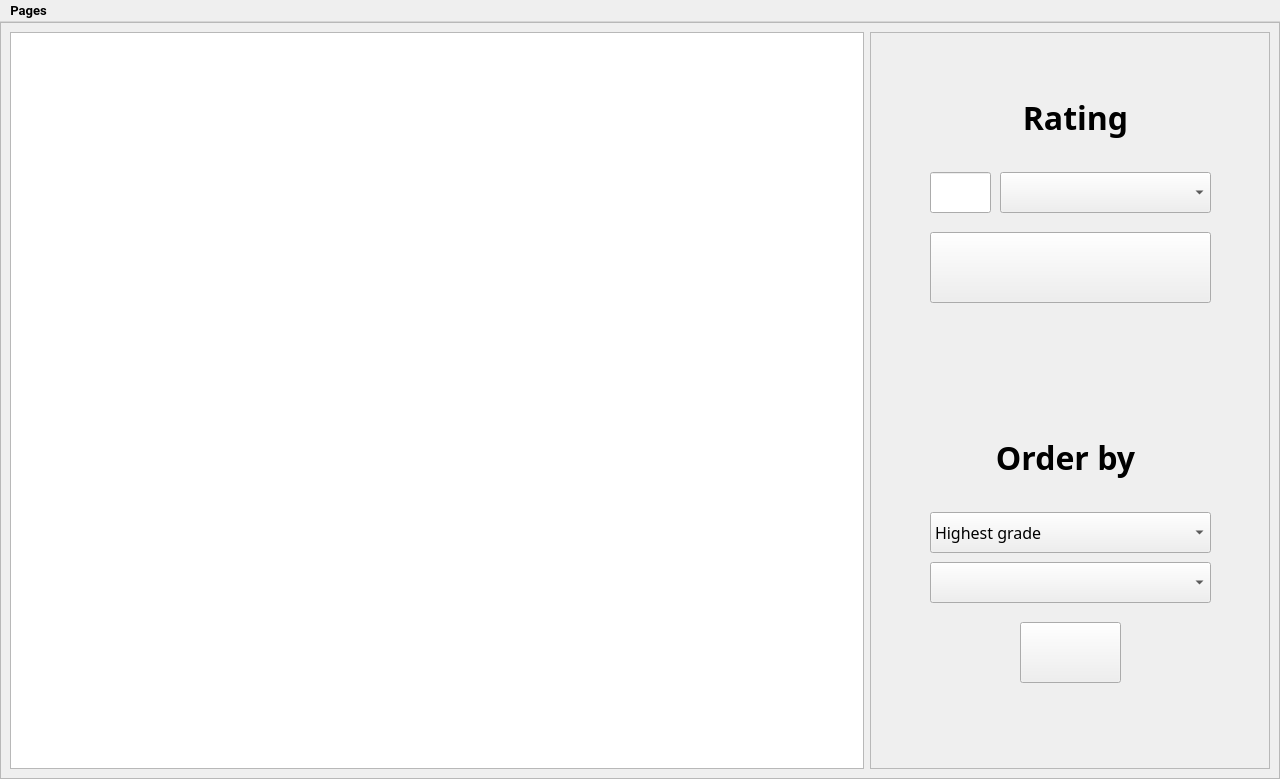
First picture: the form in ui/moviesBala.ui, repository Matheus-Gr/MoviesBala, before the edit.
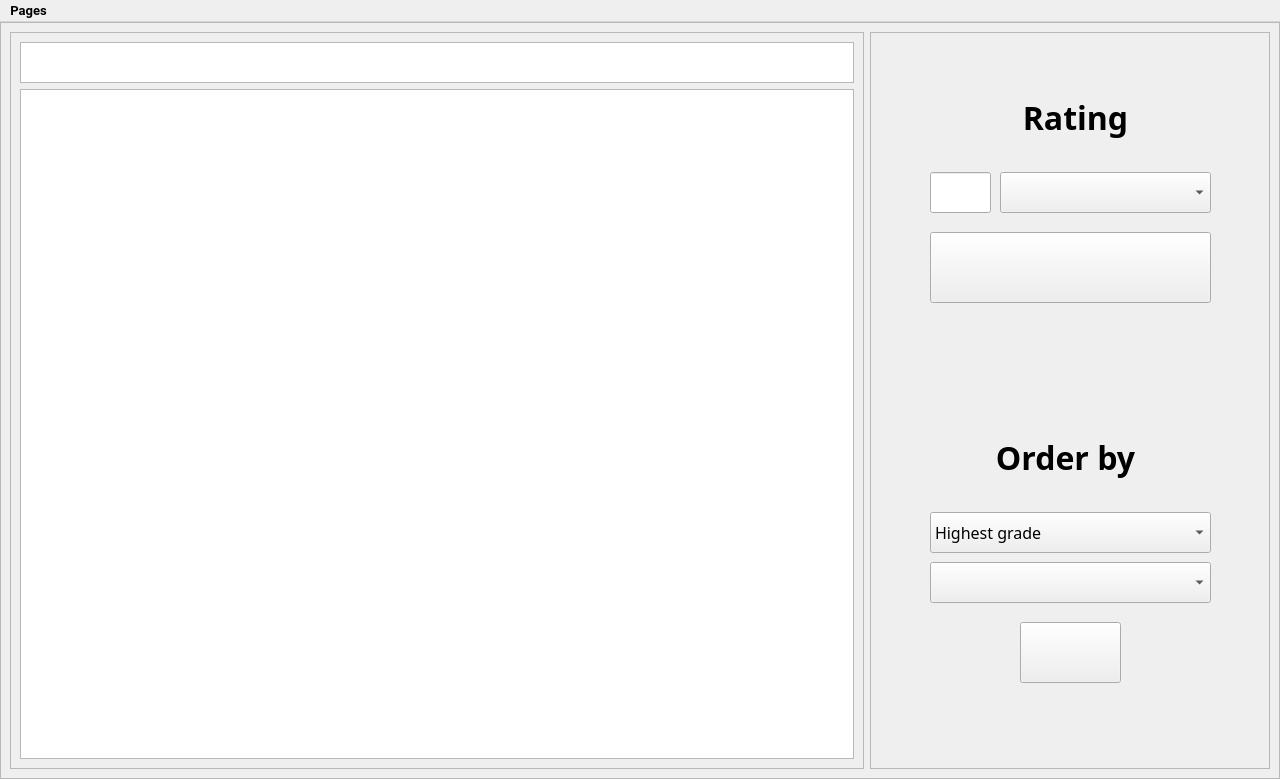
Second picture: the form after the edit. The open tabs and pages were chosen to show the change. Icons and pictures are not drawn.

Commit message: some bugs fixed when image not found added movie watched counter added 'Indicated by' filter

The edit to the form file:
```diff
--- a/ui/moviesBala.ui
+++ b/ui/moviesBala.ui
@@ -1185,44 +1185,6 @@
           </property>
           <layout class="QGridLayout" name="gridLayout_3">
            <item row="0" column="1">
-            <widget class="QTreeWidget" name="watchedTree">
-             <property name="font">
-              <font>
-               <family>Poppins</family>
-               <pointsize>20</pointsize>
-               <weight>75</weight>
-               <bold>true</bold>
-              </font>
-             </property>
-             <property name="cursor" stdset="0">
-              <cursorShape>PointingHandCursor</cursorShape>
-             </property>
-             <property name="verticalScrollBarPolicy">
-              <enum>Qt::ScrollBarAlwaysOff</enum>
-             </property>
-             <property name="horizontalScrollBarPolicy">
-              <enum>Qt::ScrollBarAlwaysOff</enum>
-             </property>
-             <property name="iconSize">
-              <size>
-               <width>81</width>
-               <height>134</height>
-              </size>
-             </property>
-             <property name="animated">
-              <bool>true</bool>
-             </property>
-             <attribute name="headerVisible">
-              <bool>false</bool>
-             </attribute>
-             <column>
-              <property name="text">
-               <string>Watched</string>
-              </property>
-             </column>
-            </widget>
-           </item>
-           <item row="0" column="2">
             <widget class="QFrame" name="frame_17">
              <property name="minimumSize">
               <size>
@@ -1435,6 +1397,96 @@
                <set>Qt::AlignCenter</set>
               </property>
              </widget>
+             <widget class="QLabel" name="movieCounterLabel">
+              <property name="geometry">
+               <rect>
+                <x>150</x>
+                <y>670</y>
+                <width>101</width>
+                <height>51</height>
+               </rect>
+              </property>
+              <property name="font">
+               <font>
+                <family>Poppins ExtraBold</family>
+                <pointsize>22</pointsize>
+                <weight>50</weight>
+                <bold>false</bold>
+               </font>
+              </property>
+              <property name="text">
+               <string/>
+              </property>
+              <property name="alignment">
+               <set>Qt::AlignCenter</set>
+              </property>
+             </widget>
+            </widget>
+           </item>
+           <item row="0" column="0">
+            <widget class="QFrame" name="frame_19">
+             <property name="frameShape">
+              <enum>QFrame::StyledPanel</enum>
+             </property>
+             <property name="frameShadow">
+              <enum>QFrame::Raised</enum>
+             </property>
+             <layout class="QVBoxLayout" name="verticalLayout_4">
+              <item>
+               <widget class="QTextEdit" name="textEdit">
+                <property name="maximumSize">
+                 <size>
+                  <width>16777215</width>
+                  <height>41</height>
+                 </size>
+                </property>
+               </widget>
+              </item>
+              <item>
+               <widget class="QTreeWidget" name="watchedTree">
+                <property name="minimumSize">
+                 <size>
+                  <width>0</width>
+                  <height>0</height>
+                 </size>
+                </property>
+                <property name="font">
+                 <font>
+                  <family>Poppins</family>
+                  <pointsize>20</pointsize>
+                  <weight>75</weight>
+                  <bold>true</bold>
+                 </font>
+                </property>
+                <property name="cursor" stdset="0">
+                 <cursorShape>PointingHandCursor</cursorShape>
+                </property>
+                <property name="verticalScrollBarPolicy">
+                 <enum>Qt::ScrollBarAlwaysOff</enum>
+                </property>
+                <property name="horizontalScrollBarPolicy">
+                 <enum>Qt::ScrollBarAlwaysOff</enum>
+                </property>
+                <property name="iconSize">
+                 <size>
+                  <width>81</width>
+                  <height>134</height>
+                 </size>
+                </property>
+                <property name="animated">
+                 <bool>true</bool>
+                </property>
+                <attribute name="headerVisible">
+                 <bool>false</bool>
+                </attribute>
+                <column>
+                 <property name="text">
+                  <string>Watched</string>
+                 </property>
+                </column>
+               </widget>
+              </item>
+             </layout>
             </widget>
            </item>
           </layout>
```
Left out of the diff: 9 changed lines with no effect on the pictures. The commit also changes 4 other files.
